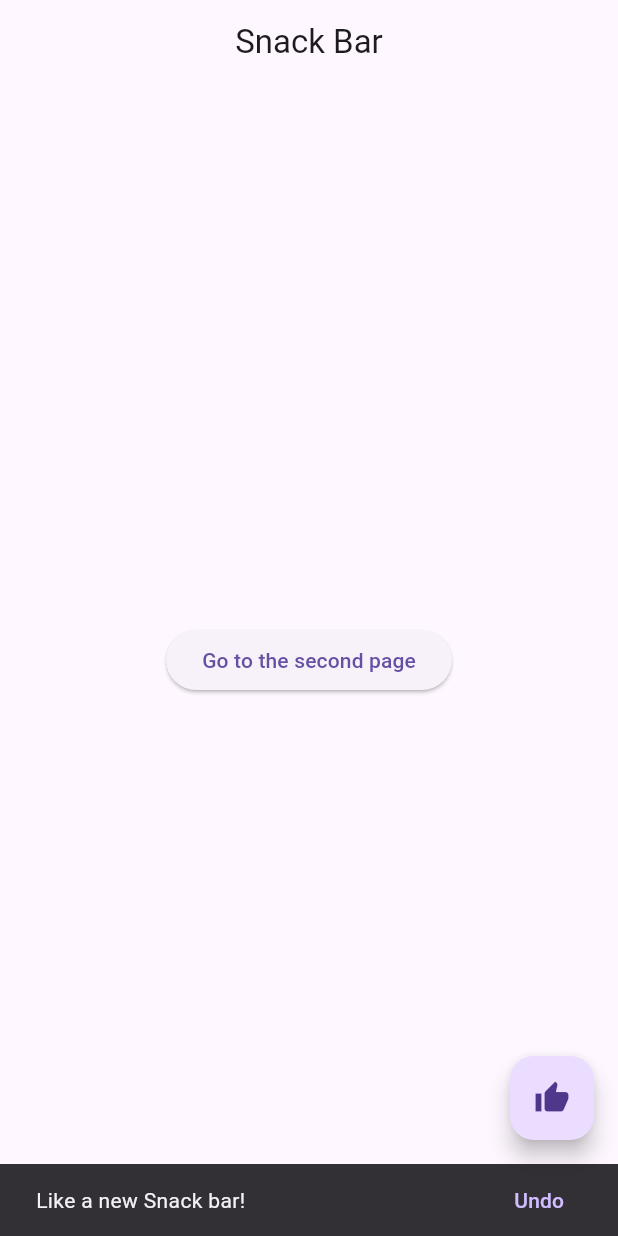
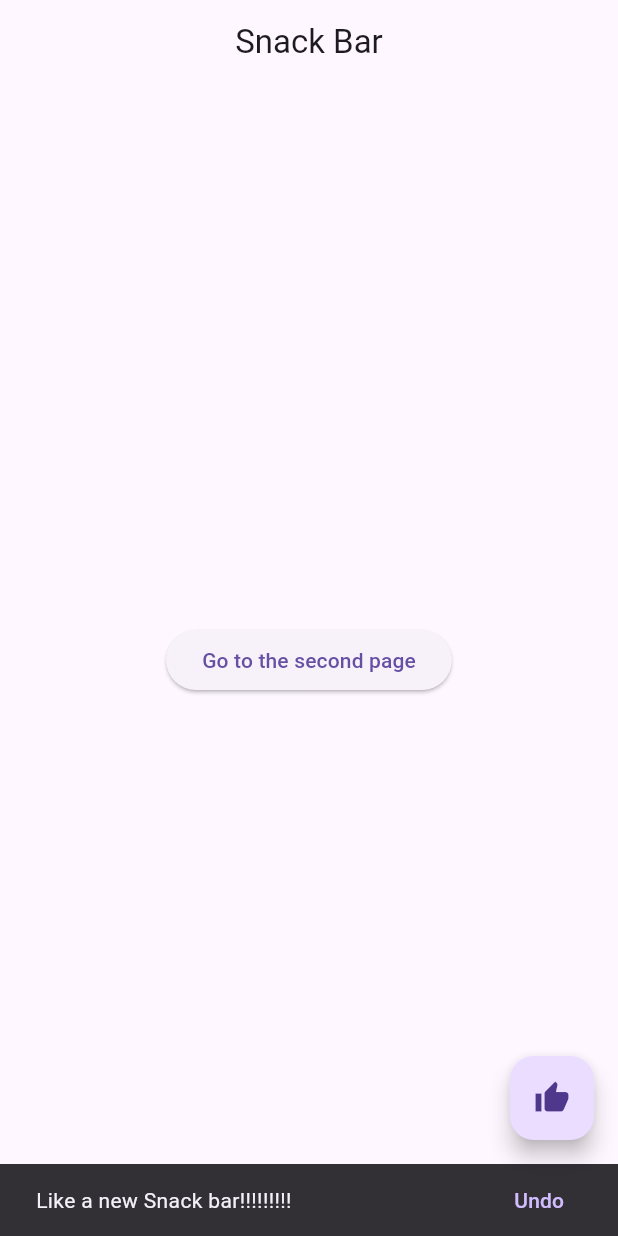
Before and after one commit to jkp101394/flutter_snackBar1, a Flutter app: the screen it shows after launch, after a tap on the "thumb up" icon, on a phone screen of 412 x 824 dp. Run offline on Flutter 3.47's test engine with Material 3 defaults, Android fonts, the light colour scheme and no system bars.

Commit message:
느낌표추가

```diff
--- a/lib/main.dart
+++ b/lib/main.dart
@@ -33,7 +33,7 @@ class MyPage extends StatelessWidget {
         onPressed: () {
           ScaffoldMessenger.of(context).showSnackBar(
             SnackBar(
-              content: Text('Like a new Snack bar!'),
+              content: Text('Like a new Snack bar!!!!!!!!!'),
               duration: Duration(seconds: 5),
               action: SnackBarAction(
                 label: 'Undo',
```
